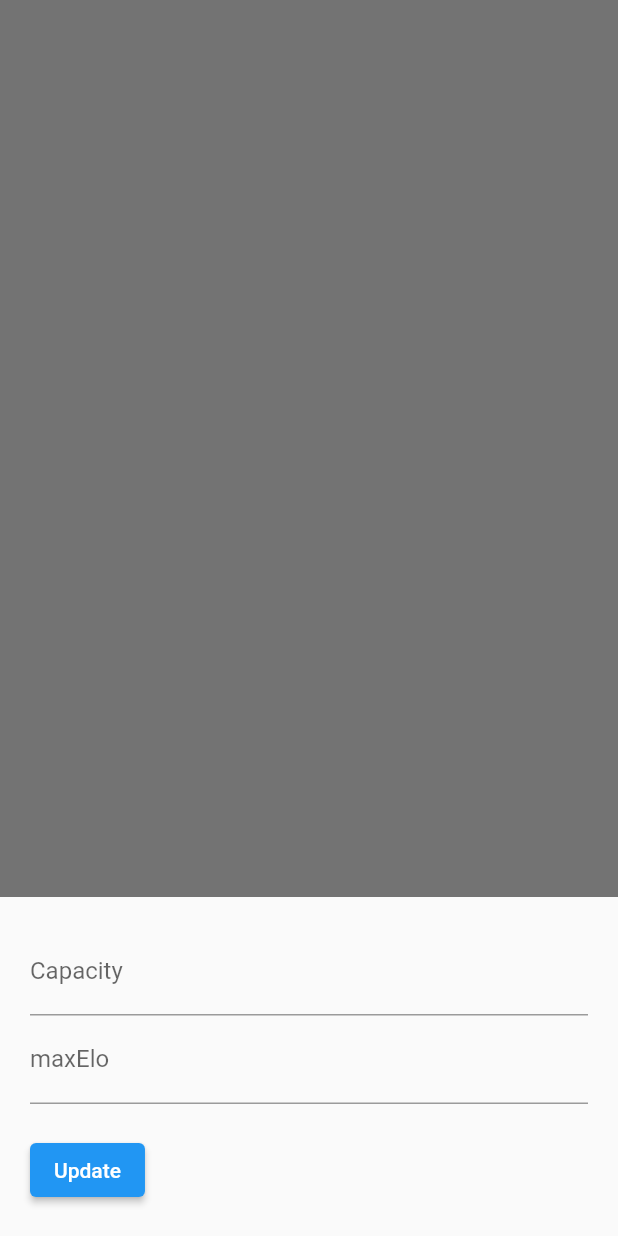
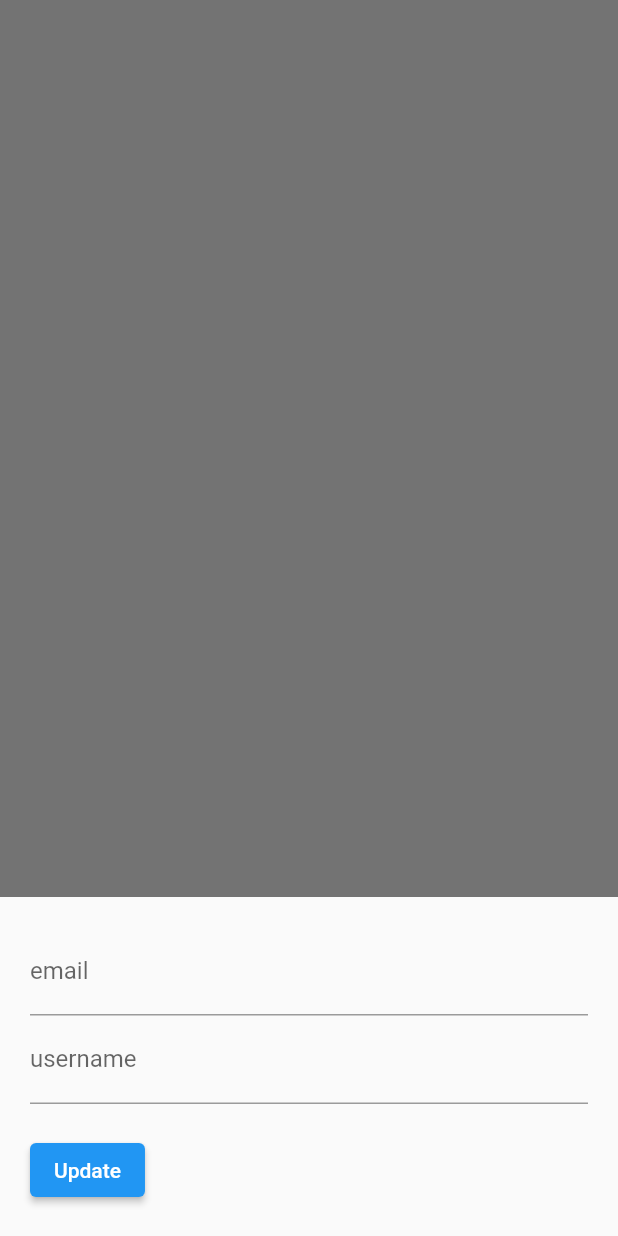
Before and after one commit to PedroRomao3/Software-Engineering_FEUP, a Flutter app: the TestFirebase screen opened directly, after a tap on the "add" icon, on a phone screen of 412 x 824 dp. Run offline on Flutter 3.47's test engine with Material 2 defaults, Android fonts, the phone set to English and light mode, and no system bars; our stand-ins replace cloud_firestore, firebase_auth, firebase_core; accounts and stored records are empty.

Commit message:
setup, now connect login user to user in firebase

```diff
--- a/app/e_lobby/lib/Test.dart
+++ b/app/e_lobby/lib/Test.dart
@@ -13,19 +13,19 @@ class TestFirebase extends StatefulWidget {
 }
 
 class _TestFirebaseState extends State<TestFirebase> {
-  final CollectionReference _lobbies = FirebaseFirestore.instance.collection("Lobby");
+  final CollectionReference _lobbies = FirebaseFirestore.instance.collection("users");
   /*
   await _users.add({"name": name, "id": id});
   await _users.update({"name": name, "id": id});
   await _users.doc(productId).delete();
   */
-  final TextEditingController _nameController = TextEditingController();
-  final TextEditingController _idController = TextEditingController();
+  final TextEditingController _emailController = TextEditingController();
+  final TextEditingController _usernameController = TextEditingController();
   Future<void> _update([DocumentSnapshot? documentSnapshot]) async {//atualizar dados
     if (documentSnapshot != null) {
 
-      _nameController.text = documentSnapshot['capacity'].toString();//grab values
-      _idController.text = documentSnapshot['maxElo'].toString();
+      _emailController.text = documentSnapshot['email'].toString();//grab values
+      _usernameController.text = documentSnapshot['username'].toString();
     }
 
     await showModalBottomSheet(
@@ -43,15 +43,15 @@ class _TestFirebaseState extends State<TestFirebase> {
               crossAxisAlignment: CrossAxisAlignment.start,
               children: [
                 TextField(
-                  controller: _nameController,//grab value
-                  decoration: const InputDecoration(labelText: 'Capacity'),
+                  controller: _emailController,//grab value
+                  decoration: const InputDecoration(labelText: 'email'),
                 ),
                 TextField(
                   keyboardType:
                   const TextInputType.numberWithOptions(decimal: true),
-                  controller: _idController,//grab value
+                  controller: _usernameController,//grab value
                   decoration: const InputDecoration(
-                    labelText: 'maxElo',
+                    labelText: 'username',
                   ),
                 ),
                 const SizedBox(
@@ -60,16 +60,15 @@ class _TestFirebaseState extends State<TestFirebase> {
                 ElevatedButton(
                   child: const Text( 'Update'),
                   onPressed: () async {
-                    final double? capacity = double.tryParse(_nameController.text) ;//guardar valores
-                    final double? id =
-                    double.tryParse(_idController.text);
-                    if (id != null) {
+                    final String email = _emailController.text ;//guardar valores
+                    final String username = _usernameController.text;
+                    if (username != null) {
 
                       await _lobbies
                           .doc(documentSnapshot!.id)
-                          .update({"capacity": capacity, "maxElo": id});//passamos valores para metodos built in,update linha
-                      _nameController.text = '';
-                      _idController.text = '';
+                          .update({"email": email, "username": username});//passamos valores para metodos built in,update linha
+                      _emailController.text = '';
+                      _usernameController.text = '';
                       Navigator.of(context).pop();
                     }
                   },
@@ -82,8 +81,8 @@ class _TestFirebaseState extends State<TestFirebase> {
   Future<void> _create([DocumentSnapshot? documentSnapshot]) async {//criar dados ou seja nova linha
     if (documentSnapshot != null) {
 
-      _nameController.text = documentSnapshot['capacity'].toString();//grab values
-      _idController.text = documentSnapshot['maxElo'].toString();
+      _emailController.text = documentSnapshot['email'].toString();//grab values
+      _usernameController.text = documentSnapshot['username'].toString();
     }
 
     await showModalBottomSheet(
@@ -101,15 +100,15 @@ class _TestFirebaseState extends State<TestFirebase> {
               crossAxisAlignment: CrossAxisAlignment.start,
               children: [
                 TextField(
-                  controller: _nameController,//grab value
-                  decoration: const InputDecoration(labelText: 'Capacity'),
+                  controller: _emailController,//grab value
+                  decoration: const InputDecoration(labelText: 'email'),
                 ),
                 TextField(
                   keyboardType:
                   const TextInputType.numberWithOptions(decimal: true),
-                  controller: _idController,//grab value
+                  controller: _usernameController,//grab value
                   decoration: const InputDecoration(
-                    labelText: 'maxElo',
+                    labelText: 'username',
                   ),
                 ),
                 const SizedBox(
@@ -118,14 +117,14 @@ class _TestFirebaseState extends State<TestFirebase> {
                 ElevatedButton(
                   child: const Text( 'Update'),
                   onPressed: () async {
-                    final double? capacity = double.tryParse(_nameController.text);//guardar valores
-                    final double? maxElo =
-                    double.tryParse(_idController.text);
-                    if (capacity != null) {
+                    final double? email = double.tryParse(_emailController.text);//guardar valores
+                    final double? username =
+                    double.tryParse(_usernameController.text);
+                    if (email != null) {
 
-                      await _lobbies.add({"capacity": capacity,"maxElo": maxElo});
-                      _nameController.text = '';
-                      _idController.text = '';
+                      await _lobbies.add({"email": email,"username": username});
+                      _emailController.text = '';
+                      _usernameController.text = '';
                       Navigator.of(context).pop();
                     }
                   },
@@ -160,8 +159,8 @@ class _TestFirebaseState extends State<TestFirebase> {
                 return  Card(
                   margin: const EdgeInsets.all(10),
                   child: ListTile(
-                    title: Text(documentSnapshot['capacity'].toString()),//aceder ao nome do user e dar display do firebase
-                    subtitle: Text(documentSnapshot['maxElo'].toString()),//aceder ao id do user '' ''
+                    title: Text(documentSnapshot['email'].toString()),//aceder ao nome do user e dar display do firebase
+                    subtitle: Text(documentSnapshot['username'].toString()),//aceder ao id do user '' ''
                     trailing: SizedBox(
                       width: 100,
                       child: Row(
```
